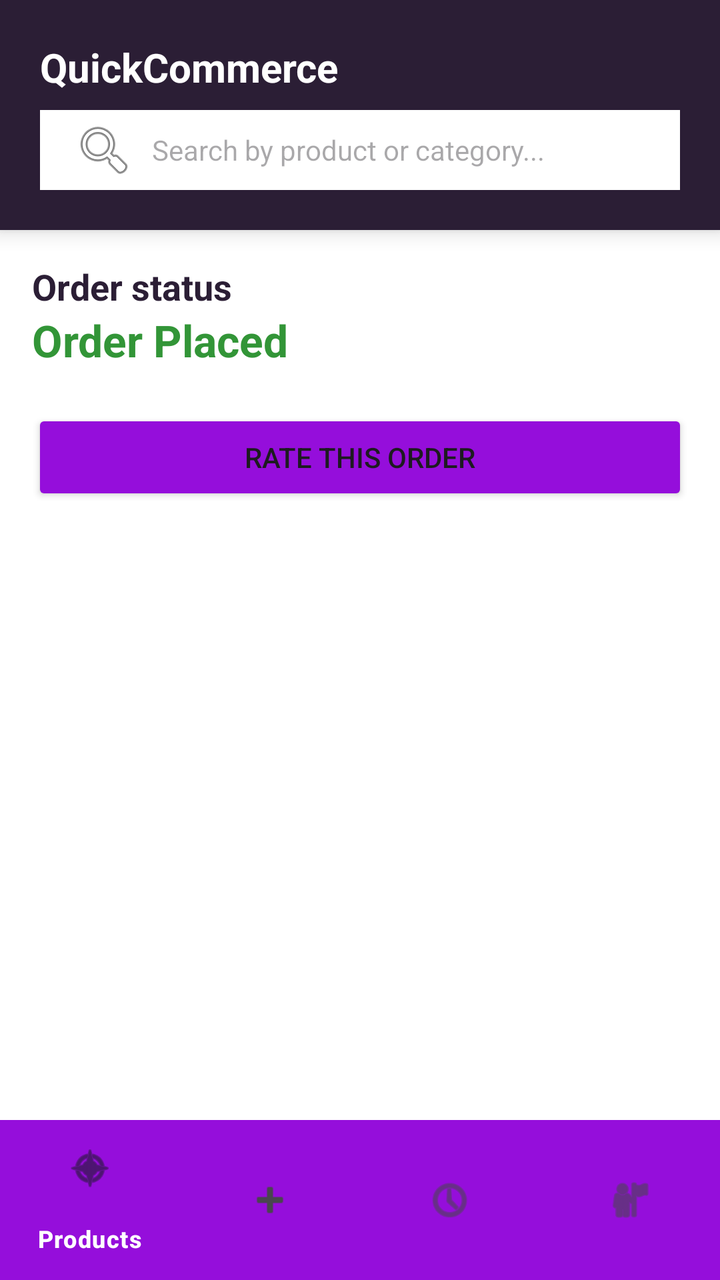
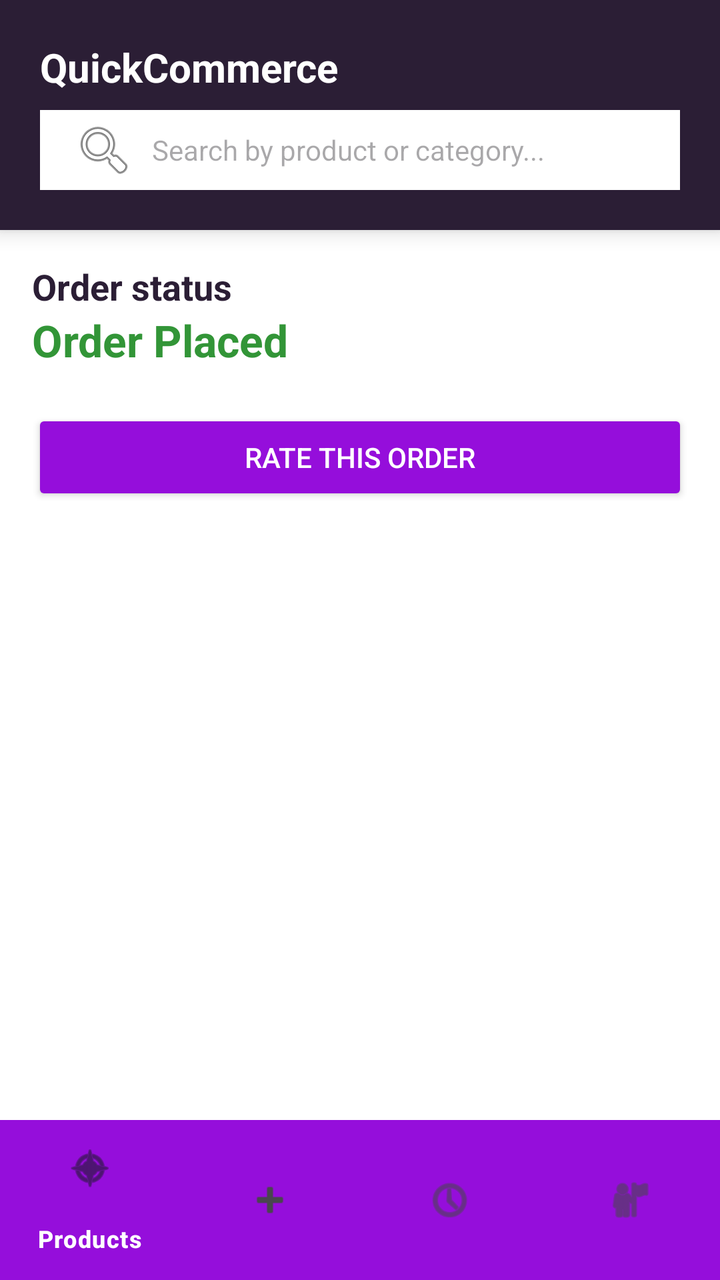

Two renders of the same Android screen: before a commit and after it. Below are the layout's source before the change and the commit's diff.
<!-- AndroidManifest.xml: application theme Theme.QuickCommerceApplication -->
<!-- res/layout/activity_order_details.xml -->
<?xml version="1.0" encoding="utf-8"?>
<RelativeLayout
    xmlns:android="http://schemas.android.com/apk/res/android"
    xmlns:app="http://schemas.android.com/apk/res-auto"
    android:layout_width="match_parent"
    android:background="@color/zepto_white"
    android:layout_height="match_parent">

    <include
        android:id="@+id/topHeader"
        layout="@layout/layout_top_header"
        android:layout_width="match_parent"
        android:layout_height="wrap_content"
        android:layout_alignParentTop="true" />

    <com.google.android.material.bottomnavigation.BottomNavigationView
        android:id="@+id/bottomNavigation"
        android:layout_width="match_parent"
        android:layout_height="wrap_content"
        android:layout_alignParentBottom="true"
        android:background="@color/zepto_purple"
        app:itemTextColor="@color/zepto_white"
        app:elevation="8dp"
        app:menu="@menu/bottom_nav_menu"/>

    <LinearLayout

        android:layout_below="@id/topHeader"
        android:layout_above="@id/bottomNavigation"
        android:layout_width="match_parent" android:layout_height="match_parent"
        android:orientation="vertical" android:padding="16dp">

        <TextView android:layout_width="wrap_content" android:layout_height="wrap_content" android:textColor="@color/zepto_bleached_cedar"
            android:text="Order status" android:textSize="18sp" android:textStyle="bold"/>
        <TextView android:id="@+id/tvOrderStatus" android:layout_width="wrap_content"
            android:layout_height="wrap_content" android:text="Order Placed" android:textSize="22sp" android:textColor="@color/zepto_sea_green"
            android:textStyle="bold"/>

        <Button
            android:id="@+id/btnFeedback"
            android:layout_width="match_parent"
            android:layout_height="wrap_content"
            android:layout_marginTop="20dp"
            android:backgroundTint="@color/zepto_purple"
            android:text="Rate this order" />
    </LinearLayout>
</RelativeLayout>
<!-- res/layout/layout_top_header.xml (included above) -->
<?xml version="1.0" encoding="utf-8"?>
<LinearLayout
    xmlns:android="http://schemas.android.com/apk/res/android"
    android:id="@+id/llHeader"
    android:layout_width="match_parent"
    android:layout_height="wrap_content"
    android:orientation="vertical"
    android:background="@color/zepto_bleached_cedar"
    android:paddingHorizontal="20dp"
    android:paddingTop="20dp"
    android:paddingBottom="20dp"
    android:elevation="6dp">

    <TextView
        android:layout_width="wrap_content"
        android:layout_height="wrap_content"
        android:text="QuickCommerce"
        android:textSize="20sp"
        android:textStyle="bold"
        android:textColor="@color/zepto_white"
        android:layout_marginBottom="8dp"/>

    <AutoCompleteTextView
        android:id="@+id/actvSearch"
        android:layout_width="match_parent"
        android:layout_height="40dp"
        android:background="@color/zepto_white"
        android:hint="Search by product or category..."
        android:paddingHorizontal="16dp"
        android:drawableStart="@android:drawable/ic_menu_search"
        android:drawablePadding="8dp"
        android:textSize="14sp"
        android:completionThreshold="1"
        android:singleLine="true" />
</LinearLayout>
<!-- resources referenced by this layout -->
<resources>
  <color name="zepto_bleached_cedar">#2B1E35</color>
  <color name="zepto_purple">#950EDB</color>
  <color name="zepto_sea_green">#329537</color>
  <color name="zepto_white">#FFFFFF</color>
  <style name="Theme.QuickCommerceApplication" parent="Base.Theme.QuickCommerceApplication" />
  <style name="Base.Theme.QuickCommerceApplication" parent="Theme.Material3.DayNight.NoActionBar">
          
          
      </style>
</resources>

<!-- the commit's change to res/layout/activity_order_details.xml (unified diff, before → after) -->
@@ -42,6 +42,7 @@
             android:layout_height="wrap_content"
             android:layout_marginTop="20dp"
             android:backgroundTint="@color/zepto_purple"
+            android:textColor="@color/zepto_white"
             android:text="Rate this order" />
     </LinearLayout>
 </RelativeLayout>
